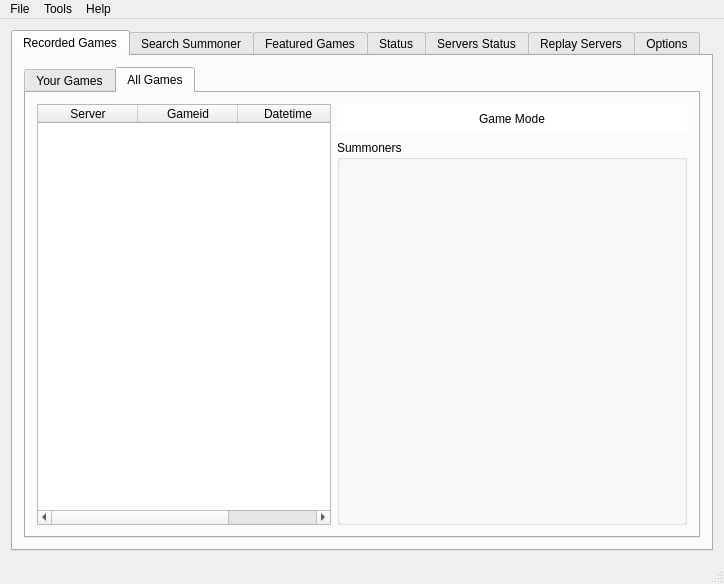
Aztorius/legendsreplay, file src/mainwindow.ui: the form before one commit.
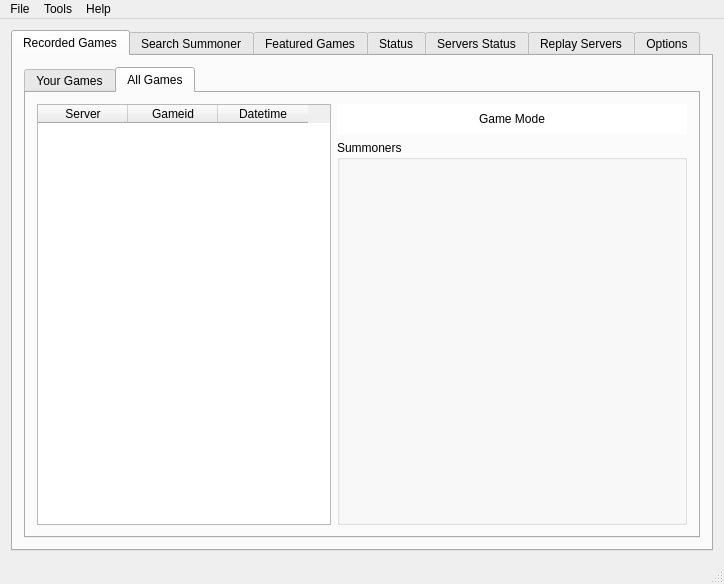
The form after the commit. The open tabs and pages were chosen to show the change. Icons and pictures are not drawn.

Patch:
```diff
--- a/src/mainwindow.ui
+++ b/src/mainwindow.ui
@@ -327,6 +327,9 @@
               <property name="selectionBehavior">
                <enum>QAbstractItemView::SelectRows</enum>
               </property>
+              <attribute name="horizontalHeaderDefaultSectionSize">
+               <number>90</number>
+              </attribute>
               <attribute name="verticalHeaderVisible">
                <bool>false</bool>
               </attribute>
```
Left out of the diff: 5 changed lines with no effect on the pictures.
